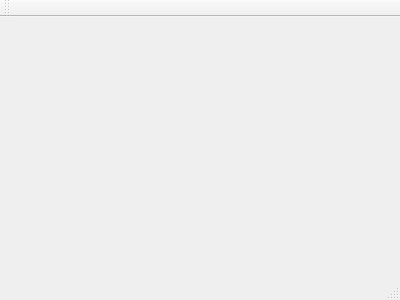
The window that upperMonitor/RfidWindow/View/rfidmainwindow.ui (fsyv/Rfid) describes before a commit, drawn with Qt 5.
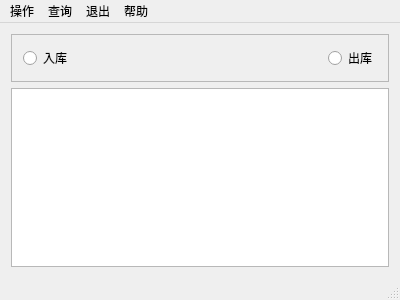
The same window after the commit.

Commit message: 界面修改

```diff
--- a/upperMonitor/RfidWindow/View/rfidmainwindow.ui
+++ b/upperMonitor/RfidWindow/View/rfidmainwindow.ui
@@ -13,24 +13,96 @@
   <property name="windowTitle">
    <string>RfidMainWindow</string>
   </property>
-  <widget class="QWidget" name="centralWidget"/>
+  <widget class="QWidget" name="centralWidget">
+   <layout class="QGridLayout" name="gridLayout_2">
+    <item row="0" column="0">
+     <widget class="QFrame" name="frame">
+      <property name="frameShape">
+       <enum>QFrame::StyledPanel</enum>
+      </property>
+      <property name="frameShadow">
+       <enum>QFrame::Raised</enum>
+      </property>
+      <layout class="QGridLayout" name="gridLayout">
+       <item row="0" column="0">
+        <layout class="QHBoxLayout" name="horizontalLayout">
+         <item>
+          <widget class="QRadioButton" name="enterRadioButton">
+           <property name="text">
+            <string>入库</string>
+           </property>
+          </widget>
+         </item>
+         <item>
+          <spacer name="horizontalSpacer">
+           <property name="orientation">
+            <enum>Qt::Horizontal</enum>
+           </property>
+           <property name="sizeHint" stdset="0">
+            <size>
+             <width>128</width>
+             <height>20</height>
+            </size>
+           </property>
+          </spacer>
+         </item>
+         <item>
+          <widget class="QRadioButton" name="outRadioButton">
+           <property name="text">
+            <string>出库</string>
+           </property>
+          </widget>
+         </item>
+        </layout>
+       </item>
+      </layout>
+     </widget>
+    </item>
+    <item row="1" column="0">
+     <widget class="QTextEdit" name="textEdit"/>
+    </item>
+   </layout>
+  </widget>
   <widget class="QMenuBar" name="menuBar">
    <property name="geometry">
     <rect>
      <x>0</x>
      <y>0</y>
      <width>400</width>
-     <height>23</height>
+     <height>17</height>
     </rect>
    </property>
-  </widget>
-  <widget class="QToolBar" name="mainToolBar">
-   <attribute name="toolBarArea">
-    <enum>TopToolBarArea</enum>
-   </attribute>
-   <attribute name="toolBarBreak">
-    <bool>false</bool>
-   </attribute>
+   <widget class="QMenu" name="menu">
+    <property name="title">
+     <string>操作</string>
+    </property>
+    <addaction name="outAction"/>
+    <addaction name="separator"/>
+    <addaction name="enterAction"/>
+   </widget>
+   <widget class="QMenu" name="menu_2">
+    <property name="title">
+     <string>查询</string>
+    </property>
+    <addaction name="queryAction"/>
+   </widget>
+   <widget class="QMenu" name="menu_3">
+    <property name="title">
+     <string>退出</string>
+    </property>
+    <addaction name="logoutAction"/>
+    <addaction name="closeAction"/>
+   </widget>
+   <widget class="QMenu" name="menu_4">
+    <property name="title">
+     <string>帮助</string>
+    </property>
+    <addaction name="aboutSystemAction"/>
+   </widget>
+   <addaction name="menu"/>
+   <addaction name="menu_2"/>
+   <addaction name="menu_3"/>
+   <addaction name="menu_4"/>
   </widget>
   <widget class="QStatusBar" name="statusBar"/>
  </widget>
```
Left out of the diff: 36 changed lines with no effect on the pictures. The commit also changes 3 other files.
